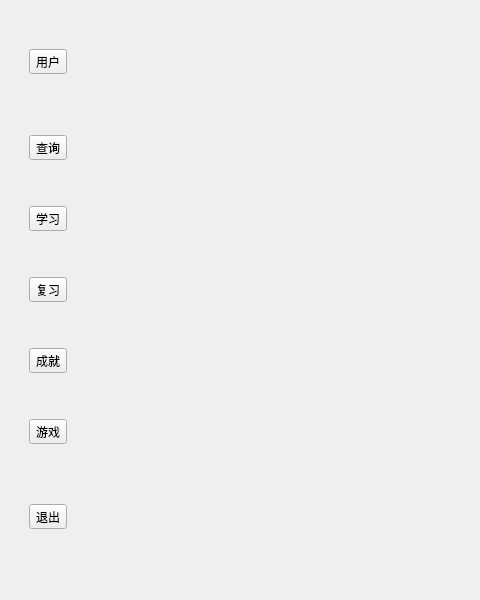
Qt form WordLite/mainwindow.ui (Staaaaaaaaar/WordHub) before a commit; both pictures show x 0 to 480 and y 0 to 600 of the 800 by 600 pixel window.
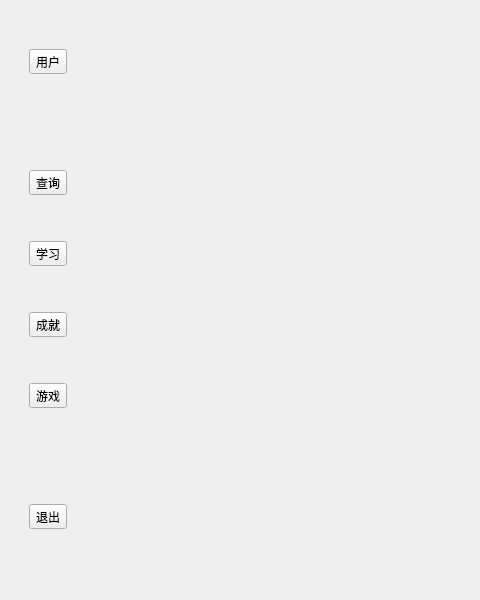
The same form after that commit.

Commit message: 学习模块基本实现，删除ReviewWidget

The edit to the form file:
```diff
--- a/WordLite/mainwindow.ui
+++ b/WordLite/mainwindow.ui
@@ -191,59 +191,6 @@
           </property>
          </spacer>
         </item>
-        <item>
-         <layout class="QHBoxLayout" name="horizontalLayout_8">
-          <item>
-           <spacer name="horizontalSpacer_13">
-            <property name="orientation">
-             <enum>Qt::Orientation::Horizontal</enum>
-            </property>
-            <property name="sizeHint" stdset="0">
-             <size>
-              <width>40</width>
-              <height>20</height>
-             </size>
-            </property>
-           </spacer>
-          </item>
-          <item>
-           <widget class="QToolButton" name="reviewButton">
-            <property name="text">
-             <string>复习</string>
-            </property>
-           </widget>
-          </item>
-          <item>
-           <spacer name="horizontalSpacer_14">
-            <property name="orientation">
-             <enum>Qt::Orientation::Horizontal</enum>
-            </property>
-            <property name="sizeHint" stdset="0">
-             <size>
-              <width>40</width>
-              <height>20</height>
-             </size>
-            </property>
-           </spacer>
-          </item>
-         </layout>
-        </item>
-        <item>
-         <spacer name="verticalSpacer_6">
-          <property name="orientation">
-           <enum>Qt::Orientation::Vertical</enum>
-          </property>
-          <property name="sizeType">
-           <enum>QSizePolicy::Policy::Minimum</enum>
-          </property>
-          <property name="sizeHint" stdset="0">
-           <size>
-            <width>20</width>
-            <height>40</height>
-           </size>
-          </property>
-         </spacer>
-        </item>
         <item>
          <layout class="QHBoxLayout" name="horizontalLayout_4">
           <item>
```
The commit also changes 13 other files.
